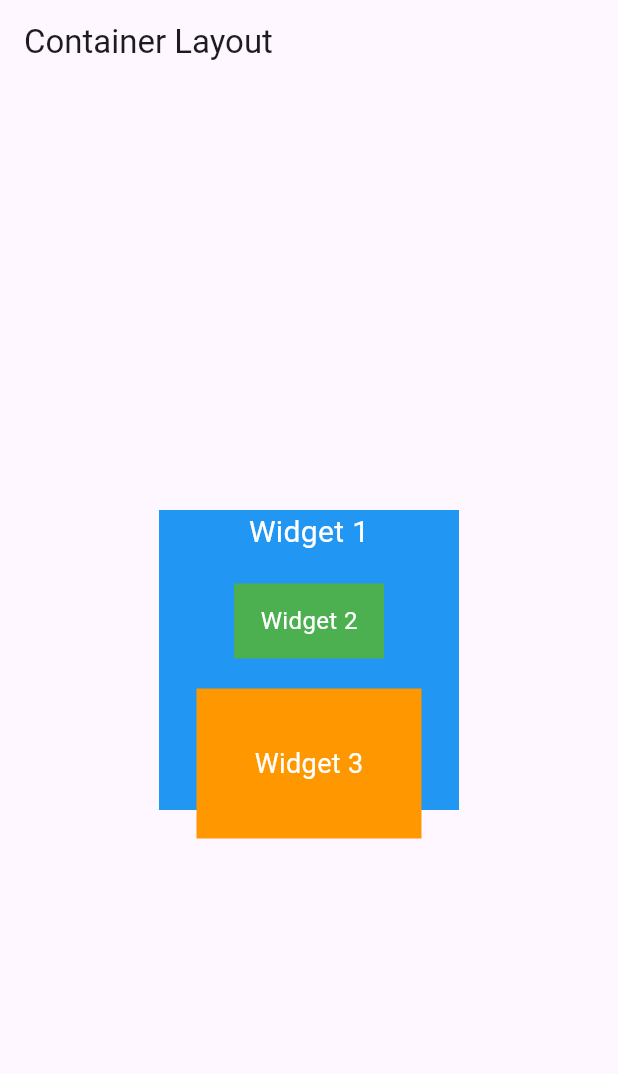
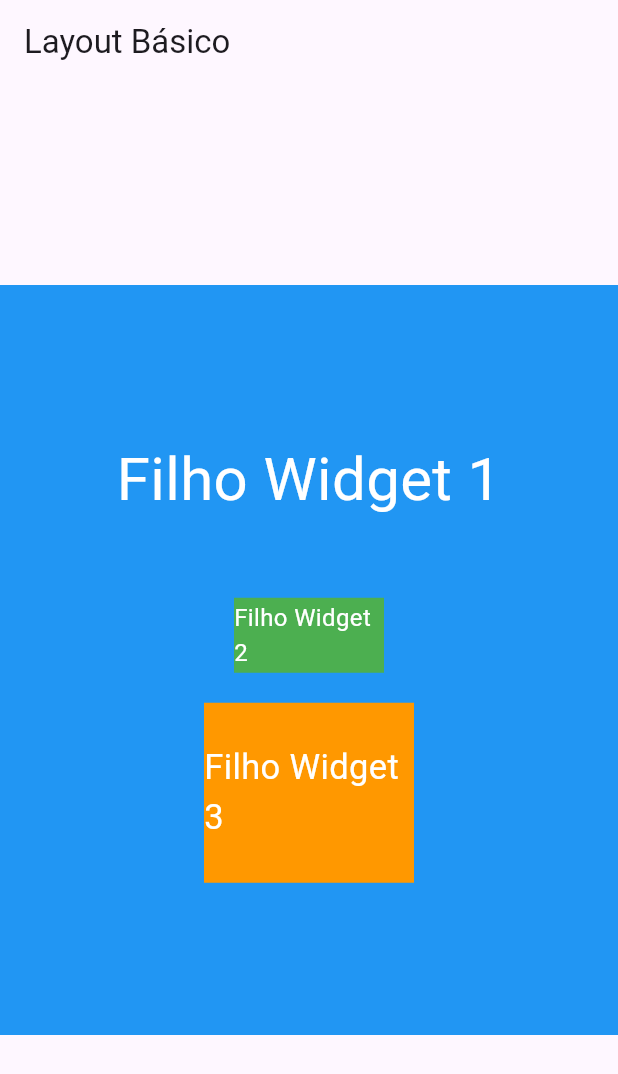
Before and after one commit to HFVostok/ProjetosFlutter, a Flutter app: the screen it shows after launch, on a phone screen of 412 x 824 dp. Shown: the top 1074 px of the screen. Run offline on Flutter 3.47's test engine with Material 3 defaults, Android fonts, the light colour scheme and no system bars.

Commit message:
2024.03.05.01

```diff
--- a/exemplo_widget/lib/layout_basico.dart
+++ b/exemplo_widget/lib/layout_basico.dart
@@ -8,49 +8,51 @@ class MyApp extends StatelessWidget {
   @override
   Widget build(BuildContext context) {
     return MaterialApp(
-      title: 'Container Layout',
+      title: 'Layout Básico ', // Define o título do aplicativo
       home: Scaffold(
         appBar: AppBar(
-          title: Text('Container Layout'),
+          title: Text('Layout Básico'), // Define o título da barra de aplicativos
         ),
         body: Center(
           child: Container(
-            width: 200,
-            height: 200,
-            color: Colors.blue,
+            width: 500, // Define a largura do Container
+            height: 500, // Define a altura do Container
+            color: Colors.blue, // Define a cor de fundo do Container
             child: Column(
-              mainAxisAlignment: MainAxisAlignment.center,
+              mainAxisAlignment: MainAxisAlignment.center, // Alinha os widgets filhos verticalmente ao centro
               children: <Widget>[
-                Text('Widget 1',
+                Text('Filho Widget 1', // Texto do primeiro widget
                   style: TextStyle(
-                    color: Colors.white,
-                    fontSize: 20,
+                    color: Colors.white, // Define a cor do texto
+                    fontSize: 40, // Define o tamanho da fonte
                   ),
                 ),
-                SizedBox(height: 20),
+                //====================================================
+                SizedBox(height: 50), // Espaço vertical entre os widgets
                 Container(
-                  width: 100,
-                  height: 50,
-                  color: Colors.green,
+                  width: 100, // Define a largura do Container 2
+                  height: 50, // Define a altura do Container 2
+                  color: Colors.green, // Define a cor de fundo do Container 2
                   child: Center(
-                    child: Text('Widget 2',
+                    child: Text('Filho Widget 2', // Texto do segundo widget
                       style: TextStyle(
-                        color: Colors.white,
-                        fontSize: 16,
+                        color: Colors.white, // Define a cor do texto
+                        fontSize: 16, // Define o tamanho da fonte
                       ),
                     ),
                   ),
                 ),
-                SizedBox(height: 20),
+                //=======================================================
+                SizedBox(height: 20), // Espaço vertical entre os widgets
                 Container(
-                  width: 150,
-                  height: 100,
-                  color: Colors.orange,
+                  width: 140, // Define a largura do Container 3
+                  height: 120, // Define a altura do Container 3
+                  color: Colors.orange, // Define a cor de fundo do Container 3
                   child: Center(
-                    child: Text('Widget 3',
+                    child: Text('Filho Widget 3', // Texto do terceiro widget
                       style: TextStyle(
-                        color: Colors.white,
-                        fontSize: 18,
+                        color: Colors.white, // Define a cor do texto
+                        fontSize: 23, // Define o tamanho da fonte
                       ),
                     ),
                   ),
```
